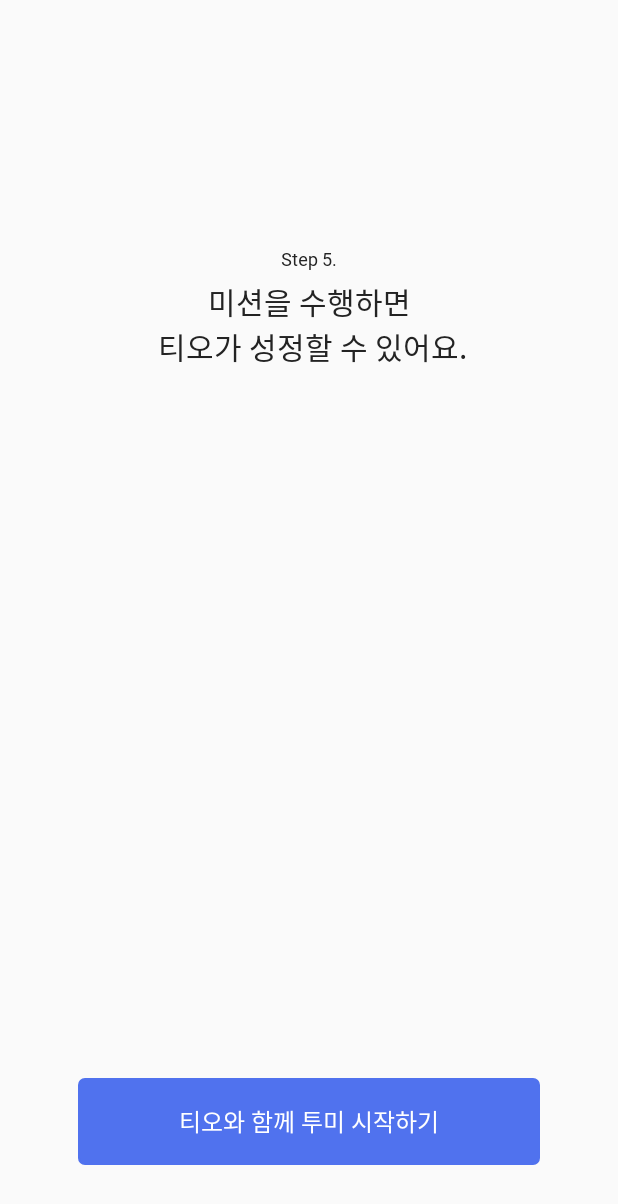
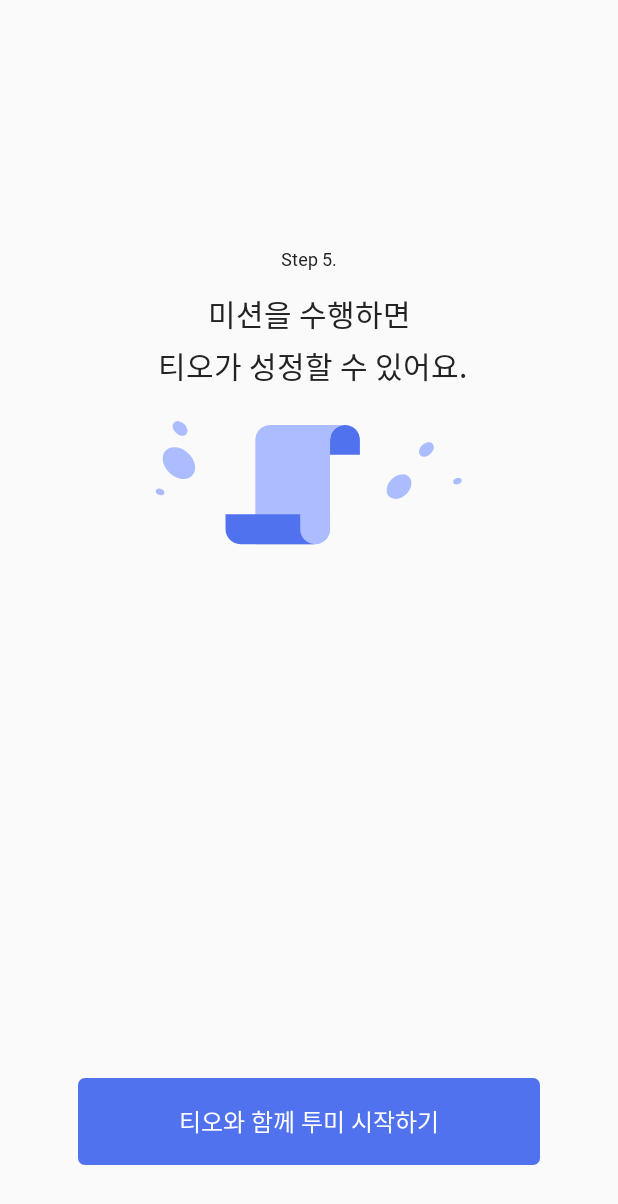
Before and after one commit to Ajou-FromUS/ToMe-AOS, an Android app: the fragment FifthFragment shown on its own in the app's theme, on a phone screen of 412 x 824 dp. Shown: the top 1204 px of the screen. Run offline under Robolectric (Android 15) with nearby library versions, the phone set to English and light mode, and no system bars; 1 statement that could not run was skipped.

Commit message:
[chore] 스플래시~로그인까지 간격 조정 및 etc
에셋 추가, 간격 조정, 디자인 나온 데까지 구현 완료

```diff
--- /dev/null
+++ b/app/src/main/res/drawable-v24/img_intro_mission.xml
@@ -0,0 +1,41 @@
+<vector xmlns:android="http://schemas.android.com/apk/res/android"
+    android:width="205dp"
+    android:height="106dp"
+    android:viewportWidth="205"
+    android:viewportHeight="106">
+  <path
+      android:pathData="M9.76,45.34a9,12 133.12,1 0,12.3 -13.14a9,12 133.12,1 0,-12.3 13.14z"
+      android:fillColor="#ABBDFF"/>
+  <path
+      android:pathData="M13.92,18.55a4.03,5.37 133.12,1 0,5.5 -5.88a4.03,5.37 133.12,1 0,-5.5 5.88z"
+      android:fillColor="#ABBDFF"/>
+  <path
+      android:pathData="M183.42,32.55a4.03,5.37 46.88,1 1,-5.5 -5.88a4.03,5.37 46.88,1 1,5.5 5.88z"
+      android:fillColor="#ABBDFF"/>
+  <path
+      android:pathData="M167.33,59.33a6.93,9.24 45,1 1,-9.8 -9.8a6.93,9.24 45,1 1,9.8 9.8z"
+      android:fillColor="#ABBDFF"/>
+  <path
+      android:pathData="M202.02,52.71a2.1,2.8 69.58,1 1,-1.46 -3.93a2.1,2.8 69.58,1 1,1.46 3.93z"
+      android:fillColor="#ABBDFF"/>
+  <path
+      android:pathData="M2.62,59.91a2.1,2.8 110.42,1 0,1.46 -3.93a2.1,2.8 110.42,1 0,-1.46 3.93z"
+      android:fillColor="#ABBDFF"/>
+  <path
+      android:pathData="M116.5,23.19C116.5,17.7 120.95,13.25 126.44,13.25V13.25C131.93,13.25 136.38,17.7 136.38,23.19V33.13H116.5V23.19Z"
+      android:fillColor="#5072EE"/>
+  <path
+      android:pathData="M96.63,82.81C96.63,88.3 101.07,92.75 106.56,92.75V92.75C112.05,92.75 116.5,88.3 116.5,82.81V72.88H96.63V82.81Z"
+      android:fillColor="#ffffff"/>
+  <path
+      android:pathData="M66.81,23.19C66.81,17.7 71.26,13.25 76.75,13.25H116.5H126.44C120.95,13.25 116.5,17.7 116.5,23.19L116.5,33.13V82.81C116.5,88.3 112.05,92.75 106.56,92.75H66.81V23.19Z"
+      android:fillColor="#ABBDFF"
+      android:fillType="evenOdd"/>
+  <path
+      android:pathData="M96.63,82.81C96.63,88.3 101.07,92.75 106.56,92.75V92.75C112.05,92.75 116.5,88.3 116.5,82.81V72.88H96.63V82.81Z"
+      android:fillColor="#ABBDFF"/>
+  <path
+      android:pathData="M106.56,92.75L56.88,92.75C51.39,92.75 46.94,88.3 46.94,82.81V72.88L96.63,72.88V82.81C96.63,88.3 101.07,92.75 106.56,92.75Z"
+      android:fillColor="#5072EE"
+      android:fillType="evenOdd"/>
+</vector>
--- a/app/src/main/res/layout/fragment_fifth.xml
+++ b/app/src/main/res/layout/fragment_fifth.xml
@@ -27,12 +27,22 @@
                 android:text="@string/landing_step5"
                 android:textAppearance="@style/text_subtitle1"
                 android:textColor="@color/color_font1"
+                android:lineHeight="28sp"
                 android:gravity="center"
-                android:layout_marginTop="6dp"
+                android:layout_marginTop="14dp"
                 app:layout_constraintEnd_toEndOf="parent"
                 app:layout_constraintStart_toStartOf="parent"
                 app:layout_constraintTop_toBottomOf="@id/tv_landing_step"/>
 
+        <ImageView
+                android:layout_width="wrap_content"
+                android:layout_height="wrap_content"
+                android:src="@drawable/img_intro_mission"
+                android:layout_marginTop="90dp"
+                app:layout_constraintEnd_toEndOf="parent"
+                app:layout_constraintStart_toStartOf="parent"
+                app:layout_constraintTop_toBottomOf="@id/tv_landing_step"
+                />
         <Button
                 android:id="@+id/btn_start_tome"
                 android:layout_width="308dp"
--- a/app/src/main/res/layout/fragment_first.xml
+++ b/app/src/main/res/layout/fragment_first.xml
@@ -28,7 +28,7 @@
                 android:textAppearance="@style/text_subtitle1"
                 android:textColor="@color/color_font1"
                 android:lineHeight="28sp"
-                android:layout_marginTop="8dp"
+                android:layout_marginTop="14dp"
                 app:layout_constraintEnd_toEndOf="parent"
                 app:layout_constraintStart_toStartOf="parent"
                 app:layout_constraintTop_toBottomOf="@id/tv_landing_step"/>
--- a/app/src/main/res/layout/fragment_fourth.xml
+++ b/app/src/main/res/layout/fragment_fourth.xml
@@ -27,7 +27,7 @@
                 android:text="@string/landing_step4"
                 android:textAppearance="@style/text_subtitle1"
                 android:textColor="@color/color_font1"
-                android:layout_marginTop="8dp"
+                android:layout_marginTop="14dp"
                 app:layout_constraintEnd_toEndOf="parent"
                 app:layout_constraintStart_toStartOf="parent"
                 app:layout_constraintTop_toBottomOf="@id/tv_landing_step"/>
@@ -38,7 +38,7 @@
                 android:text="@string/landing_step4_sub"
                 android:textAppearance="@style/text_body2"
                 android:textColor="@color/color_font3"
-                android:layout_marginTop="40dp"
+                android:layout_marginTop="47dp"
                 app:layout_constraintEnd_toEndOf="parent"
                 app:layout_constraintStart_toStartOf="parent"
                 app:layout_constraintTop_toBottomOf="@id/tv_landing_step"/>
--- a/app/src/main/res/layout/fragment_second.xml
+++ b/app/src/main/res/layout/fragment_second.xml
@@ -27,7 +27,7 @@
                 android:text="@string/landing_step2"
                 android:textAppearance="@style/text_subtitle1"
                 android:textColor="@color/color_font1"
-                android:layout_marginTop="8dp"
+                android:layout_marginTop="14dp"
                 app:layout_constraintEnd_toEndOf="parent"
                 app:layout_constraintStart_toStartOf="parent"
                 app:layout_constraintTop_toBottomOf="@id/tv_landing_step"/>
@@ -38,7 +38,7 @@
                 android:text="@string/landing_step2_sub"
                 android:textColor="@color/color_font3"
                 android:textAppearance="@style/text_body2"
-                android:layout_marginTop="40dp"
+                android:layout_marginTop="47dp"
                 app:layout_constraintEnd_toEndOf="parent"
                 app:layout_constraintStart_toStartOf="parent"
                 app:layout_constraintTop_toBottomOf="@id/tv_landing_step"/>
```
Also changed, not shown: app/src/main/java/presentation/landing/LandingActiviy.kt (+12 -5 lines), app/src/main/res/layout/activity_login.xml (+15 -4 lines), app/src/main/res/layout/fragment_third.xml (+11 -2 lines).
